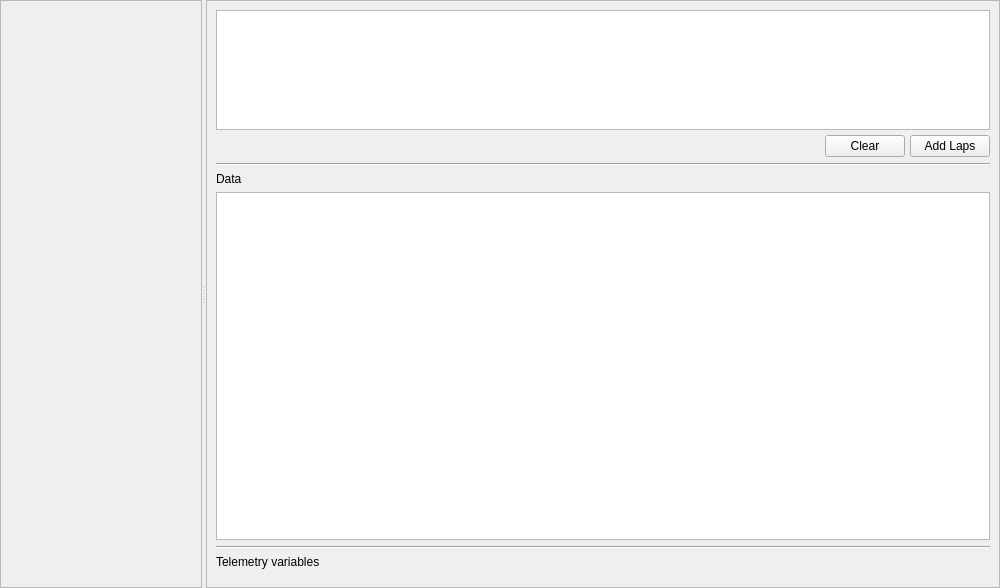
Before: the Qt Designer form src/CompareTelemetryWidget.ui in Alex-Rose/PXG_Telemetry_fork, drawn with Qt 5.
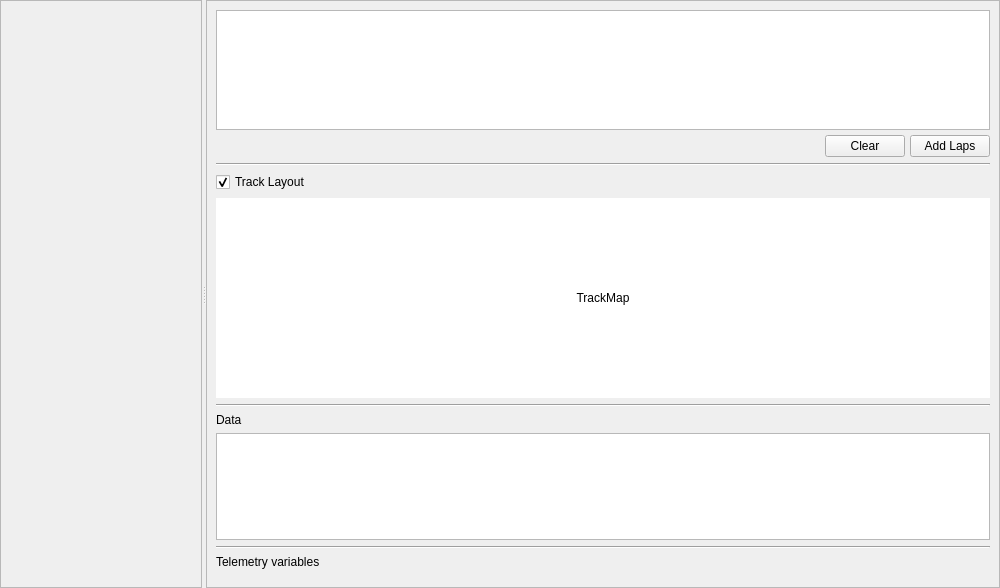
After: the same form once the commit is applied.

Commit message: Display the track layout

Patch:
```diff
--- a/src/CompareTelemetryWidget.ui
+++ b/src/CompareTelemetryWidget.ui
@@ -99,6 +99,9 @@
        <enum>QFrame::Raised</enum>
       </property>
       <layout class="QVBoxLayout" name="verticalLayout_2">
+       <property name="spacing">
+        <number>6</number>
+       </property>
        <item>
         <layout class="QVBoxLayout" name="verticalLayout_3">
          <property name="spacing">
@@ -181,6 +184,66 @@
          </property>
         </widget>
        </item>
+       <item>
+        <widget class="QWidget" name="trackWidget" native="true">
+         <layout class="QVBoxLayout" name="verticalLayout_7">
+          <property name="leftMargin">
+           <number>0</number>
+          </property>
+          <property name="topMargin">
+           <number>0</number>
+          </property>
+          <property name="rightMargin">
+           <number>0</number>
+          </property>
+          <property name="bottomMargin">
+           <number>0</number>
+          </property>
+          <item>
+           <widget class="QCheckBox" name="checkTrackLayout">
+            <property name="text">
+             <string>Track Layout</string>
+            </property>
+            <property name="checked">
+             <bool>true</bool>
+            </property>
+           </widget>
+          </item>
+          <item>
+           <widget class="QLabel" name="lblTrackMap">
+            <property name="sizePolicy">
+             <sizepolicy hsizetype="Preferred" vsizetype="Fixed">
+              <horstretch>0</horstretch>
+              <verstretch>0</verstretch>
+             </sizepolicy>
+            </property>
+            <property name="minimumSize">
+             <size>
+              <width>0</width>
+              <height>200</height>
+             </size>
+            </property>
+            <property name="styleSheet">
+             <string notr="true">background-color: white</string>
+            </property>
+            <property name="text">
+             <string>TrackMap</string>
+            </property>
+            <property name="alignment">
+             <set>Qt::AlignCenter</set>
+            </property>
+           </widget>
+          </item>
+          <item>
+           <widget class="Line" name="line_3">
+            <property name="orientation">
+             <enum>Qt::Horizontal</enum>
+            </property>
+           </widget>
+          </item>
+         </layout>
+        </widget>
+       </item>
        <item>
         <widget class="QWidget" name="lapInfo" native="true">
          <property name="sizePolicy">
```
Left out of the diff: 21 changed lines with no effect on the pictures. The commit also changes 5 other files.
